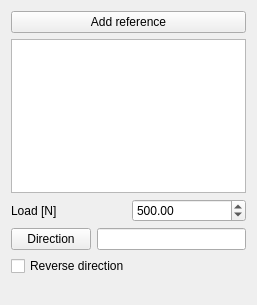
The window that src/Mod/Fem/Gui/TaskFemConstraintHeatFlux.ui (makkemal/FreeCAD) describes before a commit, drawn with Qt 5.
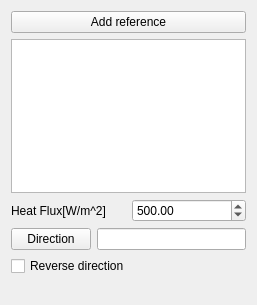
The same window after the commit.

Commit message: FEM: GUI for heat flux constraint

```diff
--- a/src/Mod/Fem/Gui/TaskFemConstraintHeatFlux.ui
+++ b/src/Mod/Fem/Gui/TaskFemConstraintHeatFlux.ui
@@ -29,7 +29,7 @@
      <item>
       <widget class="QLabel" name="labelForce">
        <property name="text">
-        <string>Load [N]</string>
+        <string>Heat Flux[W/m^2]</string>
        </property>
       </widget>
      </item>
```
